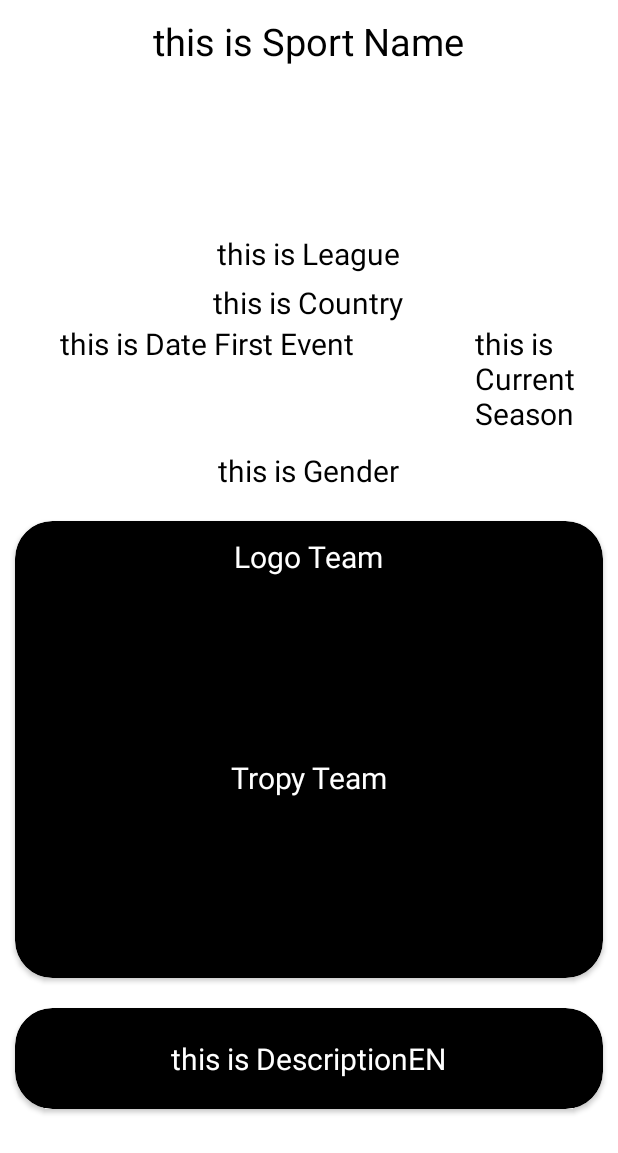
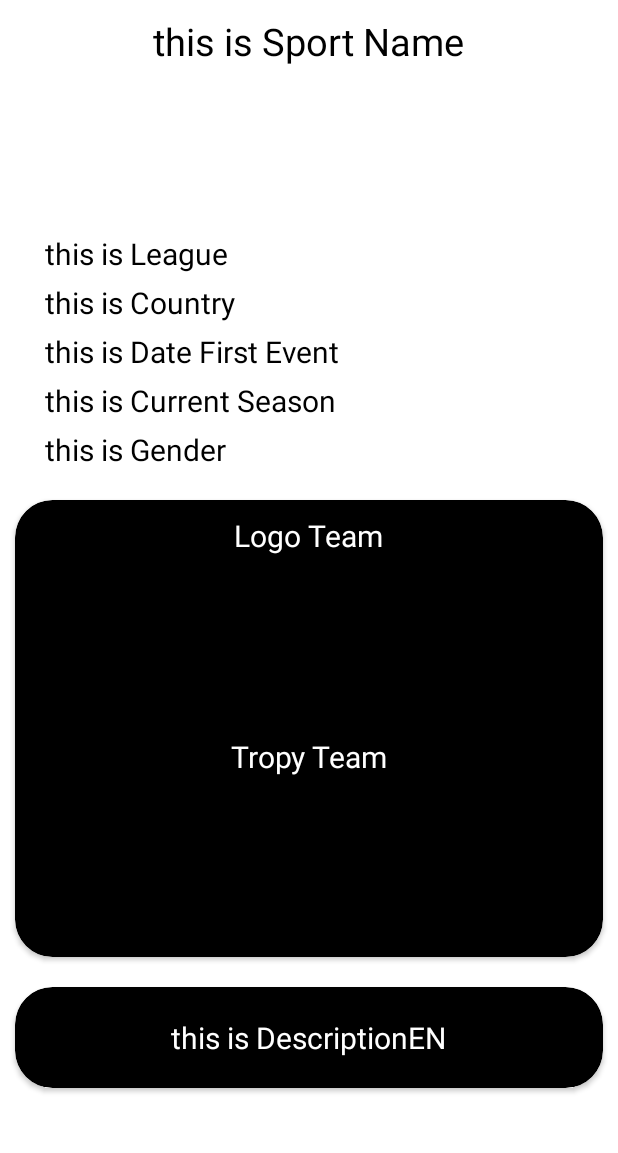
Before and after one commit to SkyPooZi/Tugas_PAS_Mobile_Programming, an Android app: the layout activity_detail_food_page.xml on its own in the app's theme, with its tools: preview values and no code run, on a phone screen of 412 x 824 dp. Shown: the top 1153 px of the screen. Run offline under Robolectric (Android 15) with nearby library versions, the phone set to English and light mode, and no system bars.

Commit message:
style:[SZ] add Revisi UI Design 2

```diff
--- a/app/src/main/java/com/example/tugaspas_zidane/DetailFoodPage.java
+++ b/app/src/main/java/com/example/tugaspas_zidane/DetailFoodPage.java
@@ -35,12 +35,12 @@ public class DetailFoodPage extends AppCompatActivity {
         ivTrophyImage = findViewById(R.id.ivTrophy);
 
         tvSportName.setText(foodModel.getStrSport());
-        tvLeague.setText(foodModel.getStrLeague());
-        tvCurrentSeason.setText(foodModel.getStrCurrentSeason());
-        tvDateFirstEvent.setText(foodModel.getDateFirstEvent());
-        tvGender.setText(foodModel.getStrGender());
-        tvCountry.setText(foodModel.getStrCountry());
-        tvDescriptionEN.setText(foodModel.getStrDescriptionEN());
+        tvLeague.setText("League : " + foodModel.getStrLeague());
+        tvCurrentSeason.setText("Current Season : " + foodModel.getStrCurrentSeason());
+        tvDateFirstEvent.setText("Date First Event : " + foodModel.getDateFirstEvent());
+        tvGender.setText("Gender : " + foodModel.getStrGender());
+        tvCountry.setText("Country : " + foodModel.getStrCountry());
+        tvDescriptionEN.setText("DescriptionEN : " + foodModel.getStrDescriptionEN());
         Glide.with(this).load(foodModel.getStrBadge()).into(ivBadgeImage);
         Glide.with(this).load(foodModel.getStrLogo()).into(ivLogoImage);
         Glide.with(this).load(foodModel.getStrTrophy()).into(ivTrophyImage);
--- a/app/src/main/res/layout/activity_detail_food_page.xml
+++ b/app/src/main/res/layout/activity_detail_food_page.xml
@@ -35,10 +35,10 @@
             android:text="this is League"
             android:layout_marginTop="5dp"
             android:textColor="@color/black"
-            android:paddingLeft="40dp"
-            android:paddingRight="40dp"
+            android:paddingLeft="30dp"
+            android:paddingRight="30dp"
             android:textSize="20dp"
-            android:layout_gravity="center"
+            android:layout_gravity="left"
             android:layout_width="wrap_content"
             android:layout_height="wrap_content"/>
 
@@ -47,24 +47,21 @@
             android:text="this is Country"
             android:layout_marginTop="5dp"
             android:textColor="@color/black"
+            android:paddingLeft="30dp"
+            android:paddingRight="30dp"
             android:textSize="20dp"
-            android:layout_gravity="center"
+            android:layout_gravity="left"
             android:layout_width="wrap_content"
             android:layout_height="wrap_content"/>
-
-        <LinearLayout
-            android:orientation="horizontal"
-            android:layout_width="match_parent"
-            android:layout_height="wrap_content" >
 
         <TextView
             android:id="@+id/tvDateFirstEvent"
             android:text="this is Date First Event"
             android:layout_marginTop="5dp"
             android:textColor="@color/black"
-                android:paddingLeft="40dp"
-                android:paddingRight="20dp"
             android:textSize="20dp"
+            android:paddingLeft="30dp"
+            android:paddingRight="30dp"
             android:layout_gravity="left"
             android:layout_width="wrap_content"
             android:layout_height="wrap_content"/>
@@ -73,16 +70,13 @@
             android:id="@+id/tvCurrentSeason"
             android:text="this is Current Season"
             android:layout_marginTop="5dp"
-                android:layout_marginRight="20dp"
-                android:layout_marginLeft="40dp"
             android:textColor="@color/black"
             android:textSize="20dp"
-                android:paddingLeft="20dp"
-                android:layout_gravity="right"
+            android:paddingLeft="30dp"
+            android:paddingRight="30dp"
+            android:layout_gravity="left"
             android:layout_width="wrap_content"
             android:layout_height="wrap_content"/>
-
-        </LinearLayout>
 
         <TextView
             android:id="@+id/tvGender"
@@ -91,7 +85,9 @@
             android:layout_marginBottom="10dp"
             android:textColor="@color/black"
             android:textSize="20dp"
-            android:layout_gravity="center"
+            android:paddingLeft="30dp"
+            android:paddingRight="30dp"
+            android:layout_gravity="left"
             android:layout_width="wrap_content"
             android:layout_height="wrap_content"/>
 
--- a/app/src/main/res/values/themes.xml
+++ b/app/src/main/res/values/themes.xml
@@ -2,8 +2,8 @@
     <!-- Base application theme. -->
     <style name="Theme.TugasPASZidane" parent="Theme.MaterialComponents.DayNight.DarkActionBar">
         <!-- Primary brand color. -->
-        <item name="colorPrimary">@color/purple_500</item>
-        <item name="colorPrimaryVariant">@color/purple_700</item>
+        <item name="colorPrimary">#1C5CA7</item>
+        <item name="colorPrimaryVariant">#3F51B5</item>
         <item name="colorOnPrimary">@color/white</item>
         <!-- Secondary brand color. -->
         <item name="colorSecondary">@color/teal_200</item>
```
Lines whose indentation alone changed are shown as unchanged.
